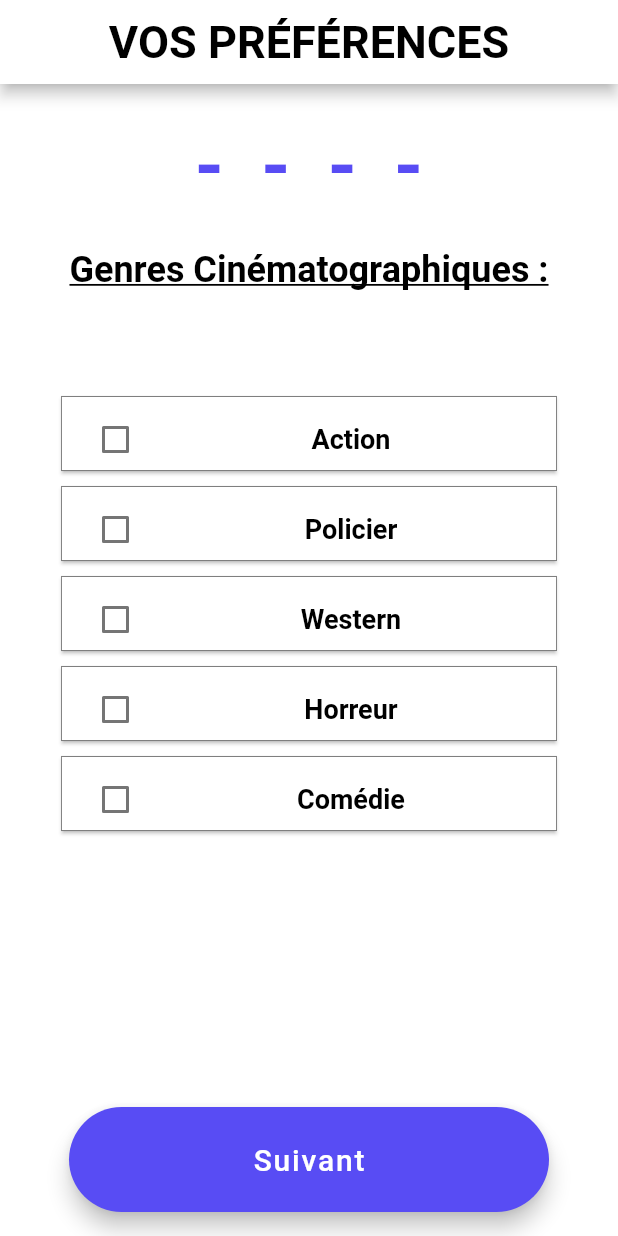
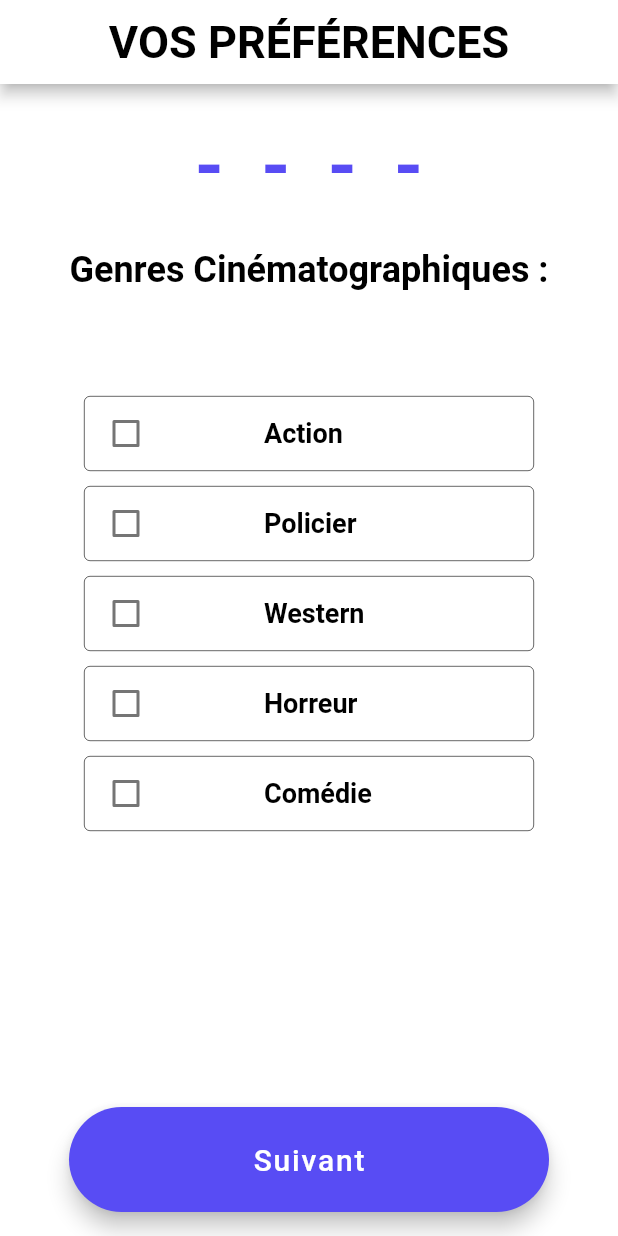
Before and after one commit to EIP-GetOut/GETOUT-Platform, a Flutter app: the screen it shows after launch, after a tap on "Go to playground", on a phone screen of 412 x 824 dp. Run offline on Flutter 3.47's test engine with Material 2 defaults, Android fonts, the phone set to English and light mode, and no system bars.

Commit message:
feat(app): :art: improve code for the checkBoxList for the preference page

```diff
--- a/app/lib/playground/preferences.dart
+++ b/app/lib/playground/preferences.dart
@@ -10,9 +10,7 @@ import 'package:getout/models/category.dart';
 import 'package:getout/pages/home.dart';
 
 class PreferencesPage extends StatefulWidget {
-  const PreferencesPage(
-      {Key? key, required this.title, required this.categories})
-      : super(key: key);
+  const PreferencesPage({Key? key, required this.title, required this.categories}) : super(key: key);
 
   final String title;
   final List<Category> categories;
@@ -38,13 +36,8 @@ class _PreferencesPageState extends State<PreferencesPage> {
           centerTitle: true,
         ),
         body: Column(children: [
-          const SizedBox(height: 110,
-          child: Center(child: Text("-  -  -  -",
-              style: TextStyle(
-                  color: Color(0xFF584CF4),
-                  fontSize: 50,
-                  fontWeight: FontWeight.bold
-              )))),
+          const SizedBox(
+              height: 110, child: Center(child: Text("-  -  -  -", style: TextStyle(color: Color(0xFF584CF4), fontSize: 50, fontWeight: FontWeight.bold)))),
           preferenceTitle(context, widget.title),
           const SizedBox(height: 60),
           Expanded(
@@ -65,7 +58,7 @@ class _PreferencesPageState extends State<PreferencesPage> {
         color: Colors.black,
         fontSize: 24,
         fontWeight: FontWeight.bold,
-        decoration: TextDecoration.underline,
+        //decoration: TextDecoration.underline,
       ),
     );
   }
@@ -75,11 +68,9 @@ class _PreferencesPageState extends State<PreferencesPage> {
         width: 320,
         height: 70,
         child: FloatingActionButton(
-            shape: const RoundedRectangleBorder(
-                borderRadius: BorderRadius.all(Radius.circular(50.0))),
+            shape: const RoundedRectangleBorder(borderRadius: BorderRadius.all(Radius.circular(50.0))),
             backgroundColor: const Color(0xFF584CF4),
-            onPressed: () => Navigator.push(context,
-                MaterialPageRoute(builder: (context) => const HomePage())),
+            onPressed: () => Navigator.push(context, MaterialPageRoute(builder: (context) => const HomePage())),
             child: const Text('Suivant',
                 style: TextStyle(
                   color: Colors.white,
@@ -93,41 +84,33 @@ class _PreferencesPageState extends State<PreferencesPage> {
     return Column(children: [
       const SizedBox(height: 10),
       SizedBox(
+          width: 300,
           height: 50,
-          width: 330,
-          child: Card(
-              margin: const EdgeInsets.symmetric(),
-              shape: selected
-                  ? RoundedRectangleBorder(
-                      side:
-                          const BorderSide(color: Color(0xFF584CF4), width: 3.0),
-                      borderRadius: BorderRadius.circular(0),
-                    )
-                  : RoundedRectangleBorder(
-                      side: const BorderSide(color: Colors.black, width: 0.3),
-                      borderRadius: BorderRadius.circular(0),
-                    ),
-              child: CheckboxListTile(
-                          title: Center(
-                              child: Text(
+          child: OutlinedButton(
+              onPressed: () => setState(() => one.isSwitched = selected ? false : true),
+              style: OutlinedButton.styleFrom(side: selected ?
+                          const BorderSide(color: Color(0xFF584CF4), width: 3)
+                          : const BorderSide(color: Colors.black, width: 0.4)),
+              child: Row(mainAxisAlignment: MainAxisAlignment.start, children: [
+                SizedBox(
+                    height: 24.0,
+                    width: 24.0,
+                    child: Checkbox(
+                        value: one.isSwitched,
+                        onChanged: (value) {
+                          setState(() => one.isSwitched = value);
+                        },
+                        checkColor: Colors.transparent)),
+                const SizedBox(width: 80),
+                Text(
+                    textAlign: TextAlign.center,
                     one.title,
                     style: const TextStyle(
                       color: Colors.black,
                       fontSize: 18,
                       fontWeight: FontWeight.bold,
-                            ),
                     )),
-                          value: one.isSwitched,
-                          onChanged: (bool? value) {
-                            setState(() {
-                              one.isSwitched = value!;
-                            });
-                          },
-                          controlAffinity: ListTileControlAffinity.leading,
-                          activeColor: const Color(0xff584CF4),
-                          checkColor: Colors.transparent,
-                        )
-                      ))
+              ])))
     ]);
   }
 }
```
Lines whose indentation alone changed are shown as unchanged.
